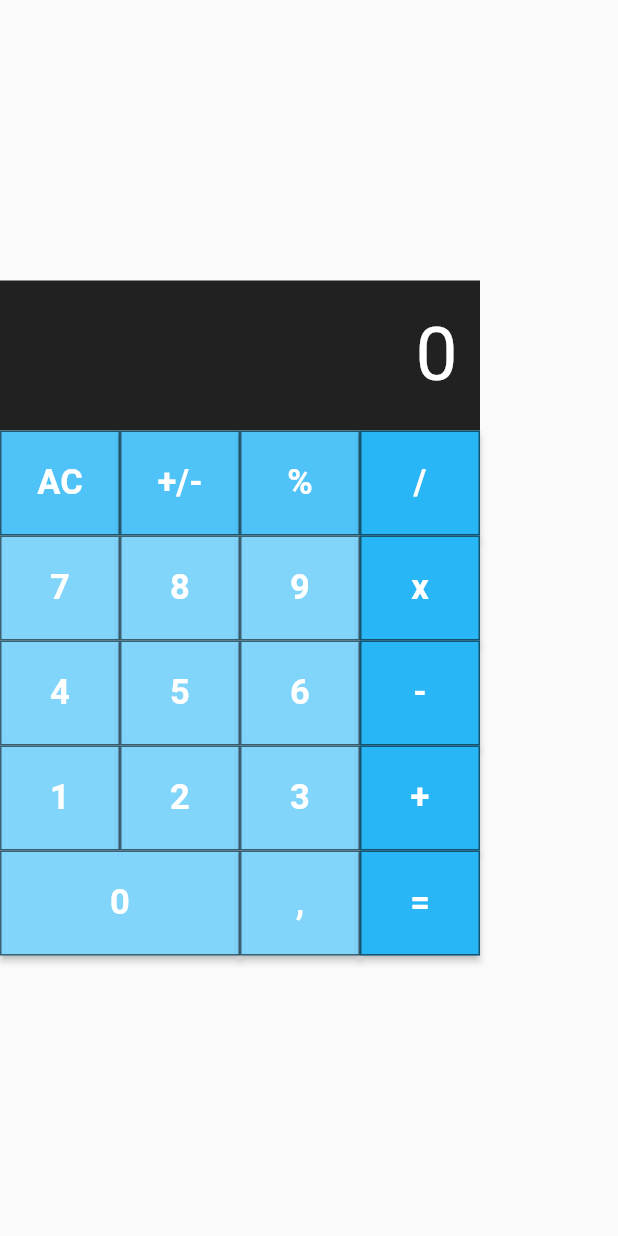
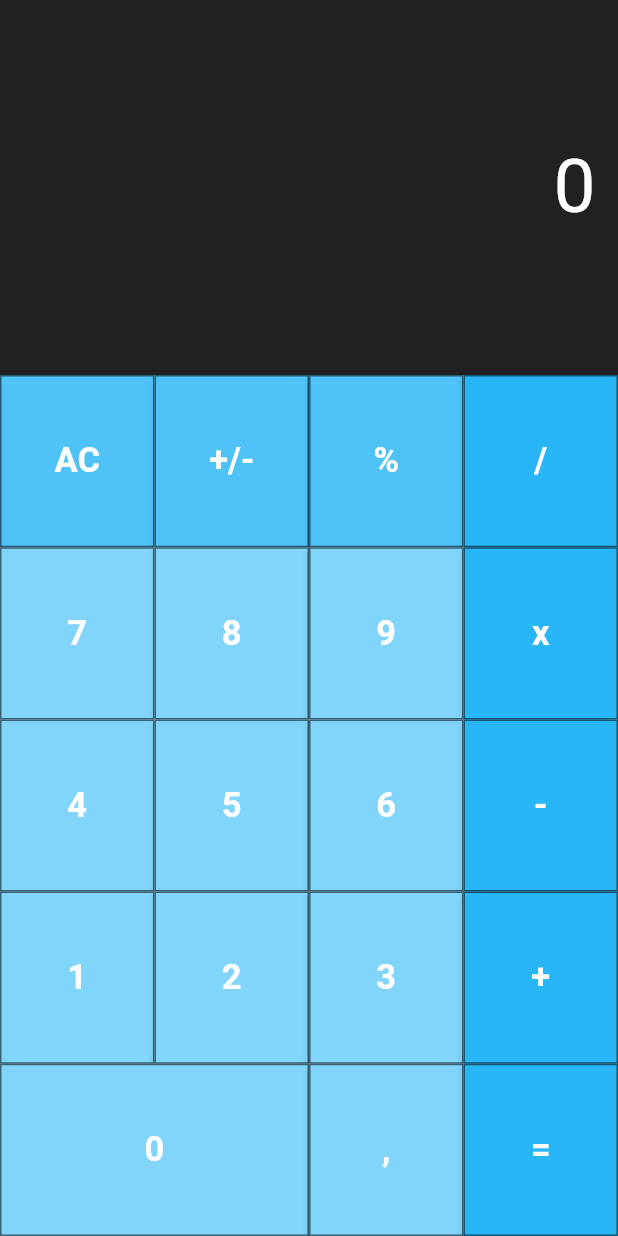
Before and after one commit to mikdid/flutter_calc, a Flutter app: the screen it shows after launch, on a phone screen of 412 x 824 dp. Run offline on Flutter 3.47's test engine with Material 2 defaults, Android fonts, the light colour scheme and no system bars; Roboto replaces fonts that are missing (Arial).

Commit message:
passage en responsive design

```diff
--- a/lib/main.dart
+++ b/lib/main.dart
@@ -48,6 +48,12 @@ class _MyHomePageState extends State<MyHomePage> {
 
   @override
   Widget build(BuildContext context) {
+
+  Size size = MediaQuery.of(context).size;
+  double hauteurEcranCalc = 250.0;
+  double largeurCase = size.width / 4;
+  double hauteurCase = (size.height - hauteurEcranCalc) / 5;
+
     return Scaffold(
       body: GestureDetector(
         onTapDown: (_) {
@@ -59,8 +65,8 @@ class _MyHomePageState extends State<MyHomePage> {
             children: <Widget>[
               Row(children: [
                 Container(
-                  width:320,
-                  height:100,
+                  width:size.width,
+                  height:hauteurEcranCalc,
                   padding: EdgeInsets.symmetric(horizontal: 15),
                   alignment: Alignment.centerRight,
                   color: Colors.black87,
@@ -76,13 +82,13 @@ class _MyHomePageState extends State<MyHomePage> {
               ]),
               Row(children: [
                 SizedBox(
-                  width: 80.0,
-                  height:70.0,
+                  width: largeurCase,
+                  height: hauteurCase,
                   child:  ButtonCalc(key: UniqueKey(),text :'AC', color: colorFirstRow, f : () { setState(() { this.result = "0"; });}),
                 ),
                 SizedBox(
-                  width: 80.0,
-                  height:70.0,
+                  width: largeurCase,
+                  height: hauteurCase,
                   child:  ButtonCalc(key: UniqueKey(),text :'+/-', color: colorFirstRow, f : () { setState(() {
 
                     if(result.length == 1 && result == '0') //si c'est 0 qui est affiché à l'écran on vide
@@ -100,8 +106,8 @@ class _MyHomePageState extends State<MyHomePage> {
                   }),
                 ),
                 SizedBox(
-                  width: 80.0,
-                  height:70.0,
+                  width: largeurCase,
+                  height: hauteurCase,
                   child:  ButtonCalc(key: UniqueKey(),text :'%', color: colorFirstRow, f : () { setState(() {
 
                     result = (double.parse(result) / 100).toString();
@@ -110,8 +116,8 @@ class _MyHomePageState extends State<MyHomePage> {
                    });}),
                 ),
                 SizedBox(
-                  width: 80.0,
-                  height:70.0,
+                  width: largeurCase,
+                  height: hauteurCase,
                   child:  ButtonCalc(key: UniqueKey(),text :'/', color: colorLastCol, f : () { setState(() {
 
                     operator = "/";
@@ -125,8 +131,8 @@ class _MyHomePageState extends State<MyHomePage> {
               ),
               Row(children: [
                 SizedBox(
-                  width: 80.0,
-                  height:70.0,
+                  width: largeurCase,
+                  height: hauteurCase,
                   child:  ButtonCalc(key: UniqueKey(),text :'7', color: colorSimpleCase, f : () { setState(() {
 
                     if(clearResult == true){
@@ -144,8 +150,8 @@ class _MyHomePageState extends State<MyHomePage> {
                   }),
                 ),
                 SizedBox(
-                  width: 80.0,
-                  height:70.0,
+                  width: largeurCase,
+                  height: hauteurCase,
                   child:  ButtonCalc(key: UniqueKey(),text :'8', color: colorSimpleCase, f : () { setState(() {
 
                     if(clearResult == true){
@@ -162,8 +168,8 @@ class _MyHomePageState extends State<MyHomePage> {
                    });}),
                 ),
                 SizedBox(
-                  width: 80.0,
-                  height:70.0,
+                  width: largeurCase,
+                  height: hauteurCase,
                   child:  ButtonCalc(key: UniqueKey(),text :'9', color: colorSimpleCase, f : () { setState(() {
 
                     if(clearResult == true){
@@ -180,8 +186,8 @@ class _MyHomePageState extends State<MyHomePage> {
                    });}),
                 ),
                 SizedBox(
-                  width: 80.0,
-                  height:70.0,
+                  width: largeurCase,
+                  height: hauteurCase,
                   child:  ButtonCalc(key: UniqueKey(),text :'x', color: colorLastCol, f : () { setState(() {
 
                     operator = "x";
@@ -195,8 +201,8 @@ class _MyHomePageState extends State<MyHomePage> {
               ),
               Row(children: [
                 SizedBox(
-                  width: 80.0,
-                  height:70.0,
+                  width: largeurCase,
+                  height: hauteurCase,
                   child:  ButtonCalc(key: UniqueKey(),text :'4', color: colorSimpleCase, f : () { setState(() {
 
                     if(clearResult == true){
@@ -213,8 +219,8 @@ class _MyHomePageState extends State<MyHomePage> {
                    });}),
                 ),
                 SizedBox(
-                  width: 80.0,
-                  height:70.0,
+                  width: largeurCase,
+                  height: hauteurCase,
                   child:  ButtonCalc(key: UniqueKey(),text :'5', color: colorSimpleCase, f : () { setState(() {
 
                     if(clearResult == true){
@@ -231,8 +237,8 @@ class _MyHomePageState extends State<MyHomePage> {
                    });}),
                 ),
                 SizedBox(
-                  width: 80.0,
-                  height:70.0,
+                  width: largeurCase,
+                  height: hauteurCase,
                   child:  ButtonCalc(key: UniqueKey(),text :'6', color: colorSimpleCase, f : () { setState(() {
 
                     if(clearResult == true){
@@ -249,8 +255,8 @@ class _MyHomePageState extends State<MyHomePage> {
                    });}),
                 ),
                 SizedBox(
-                  width: 80.0,
-                  height:70.0,
+                  width: largeurCase,
+                  height: hauteurCase,
                   child:  ButtonCalc(key: UniqueKey(),text :'-', color: colorLastCol, f : () { setState(() {
 
                     operator = "-";
@@ -263,8 +269,8 @@ class _MyHomePageState extends State<MyHomePage> {
               ),
               Row(children: [
                 SizedBox(
-                  width: 80.0,
-                  height:70.0,
+                  width: largeurCase,
+                  height: hauteurCase,
                   child:  ButtonCalc(key: UniqueKey(),text :'1', color: colorSimpleCase, f : () { setState(() {
 
                     if(clearResult == true){
@@ -281,8 +287,8 @@ class _MyHomePageState extends State<MyHomePage> {
                    });}),
                 ),
                 SizedBox(
-                  width: 80.0,
-                  height:70.0,
+                  width: largeurCase,
+                  height: hauteurCase,
                   child:  ButtonCalc(key: UniqueKey(),text :'2', color: colorSimpleCase, f : () { setState(() {
 
                     if(clearResult == true){
@@ -299,8 +305,8 @@ class _MyHomePageState extends State<MyHomePage> {
                    });}),
                 ),
                 SizedBox(
-                  width: 80.0,
-                  height:70.0,
+                  width: largeurCase,
+                  height: hauteurCase,
                   child:  ButtonCalc(key: UniqueKey(),text :'3', color: colorSimpleCase, f : () { setState(() {
 
                     if(clearResult == true){
@@ -317,8 +323,8 @@ class _MyHomePageState extends State<MyHomePage> {
                    });}),
                 ),
                 SizedBox(
-                  width: 80.0,
-                  height:70.0,
+                  width: largeurCase,
+                  height: hauteurCase,
                   child:  ButtonCalc(key: UniqueKey(),text :'+', color: colorLastCol, f : () { setState(() {
 
                     operator = "+";
@@ -331,8 +337,8 @@ class _MyHomePageState extends State<MyHomePage> {
               ),
               Row(children: [
                 SizedBox(
-                  width: 160.0,
-                  height:70.0,
+                  width: largeurCase * 2,
+                  height: hauteurCase,
                   child:  ButtonCalc(key: UniqueKey(),text :'0', color: colorSimpleCase, f : () { setState(() {
 
                     if(clearResult == true){
@@ -350,8 +356,8 @@ class _MyHomePageState extends State<MyHomePage> {
                    });}),
                 ),
                 SizedBox(
-                  width: 80.0,
-                  height:70.0,
+                  width: largeurCase,
+                  height: hauteurCase,
                   child:  ButtonCalc(key: UniqueKey(),text :',', color: colorSimpleCase, f : () { setState(() {
 
                     if(clearResult == true){
@@ -366,8 +372,8 @@ class _MyHomePageState extends State<MyHomePage> {
                    });}),
                 ),
                 SizedBox(
-                  width: 80.0,
-                  height:70.0,
+                  width: largeurCase,
+                  height: hauteurCase,
                   child: ButtonCalc(key: UniqueKey(),text :'=', color: colorLastCol, f : () { setState(() {
 
                     var num1 = double.parse(firstOperand);
```
